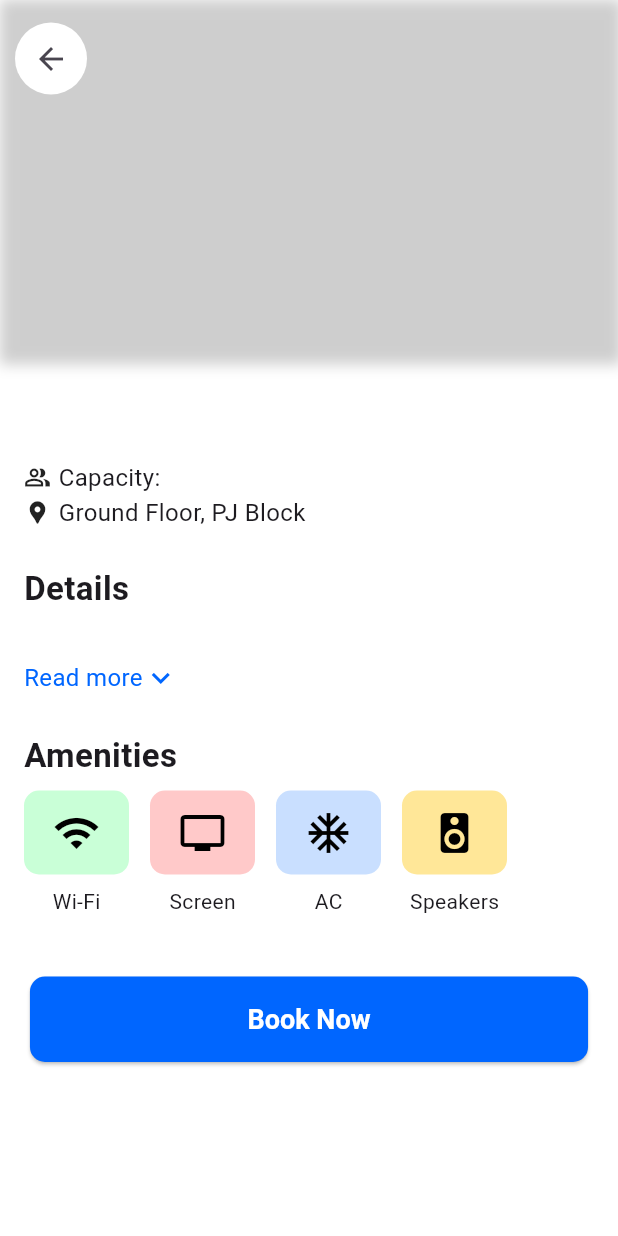
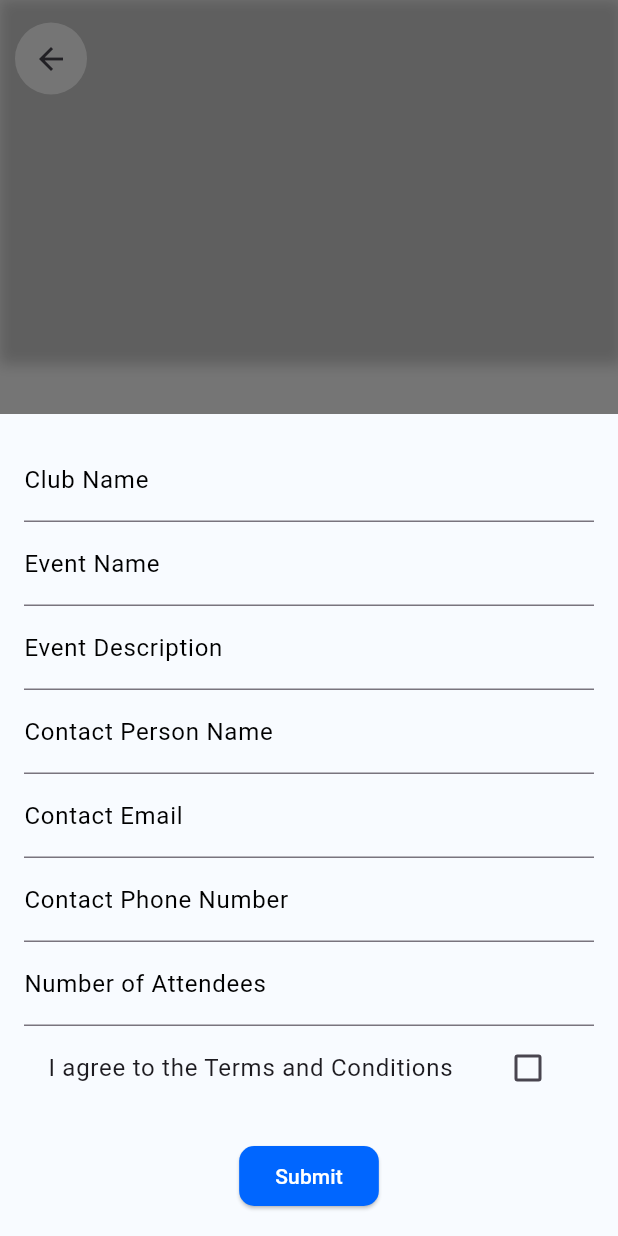
Before and after one commit to brijesh-0/CampusSpace, a Flutter app: the VenueDetailsPage screen opened directly with empty values, after a tap on "Book Now", on a phone screen of 412 x 824 dp. Run offline on Flutter 3.47's test engine with Material 3 defaults, Android fonts, the phone set to English and light mode, and no system bars; drawn by our look-alikes of carousel_slider, smooth_page_indicator; our stand-ins replace cloud_firestore, firebase_auth, firebase_core, google_fonts, google_sign_in; accounts and stored records are empty; network calls fail.

Commit message:
booking-form basic UI

```diff
--- a/lib/pages/venue_page.dart
+++ b/lib/pages/venue_page.dart
@@ -2,6 +2,7 @@ import 'package:flutter/material.dart';
 import 'package:carousel_slider/carousel_slider.dart';
 import 'package:smooth_page_indicator/smooth_page_indicator.dart';
 import 'package:campus_space/widgets/amenities_list.dart';
+import 'package:campus_space/widgets/Booking_Form.dart';
 
 class VenueDetailsPage extends StatefulWidget {
   final String venuename;
@@ -114,7 +115,23 @@ class VenueDetailsPageState extends State<VenueDetailsPage> {
                   Center(
                     child: ElevatedButton(
                       onPressed: () {
-                        // Handle booking action
+                        showModalBottomSheet(
+                          context: context,
+                          isScrollControlled:
+                              true, // To make sure the sheet takes full height
+                          shape: const RoundedRectangleBorder(
+                            borderRadius: BorderRadius.vertical(
+                                top: Radius.circular(25.0)),
+                          ),
+                          builder: (BuildContext context) {
+                            return Padding(
+                              padding: EdgeInsets.only(
+                                  bottom:
+                                      MediaQuery.of(context).viewInsets.bottom),
+                              child: BookingForm(),
+                            );
+                          },
+                        );
                       },
                       style: ElevatedButton.styleFrom(
                         backgroundColor: const Color(0xFF0066FF),
--- a/lib/utils/theme.dart
+++ b/lib/utils/theme.dart
@@ -4,10 +4,19 @@ import 'package:google_fonts/google_fonts.dart';
 class AppTheme {
   static ThemeData lightTheme = ThemeData(
       useMaterial3: true,
+      primaryColor: const Color(0xFF0066FF),
       brightness: Brightness.light,
+      inputDecorationTheme: const InputDecorationTheme(
+          focusedBorder: UnderlineInputBorder(
+            borderSide: BorderSide(color: Color(0xFF0066FF)),
+          ),
+          labelStyle: TextStyle(color: Colors.black),
+          floatingLabelStyle: TextStyle(color: Color(0xFF0066FF))),
       textTheme: TextTheme(
-          bodyMedium: GoogleFonts.roboto(fontSize: 16),
-          displayMedium: GoogleFonts.roboto(fontSize: 16)));
+        bodyMedium: GoogleFonts.roboto(fontSize: 16),
+        displayMedium: GoogleFonts.roboto(fontSize: 16),
+        labelMedium: GoogleFonts.roboto(fontSize: 14),
+      ));
   static ThemeData darkTheme = ThemeData(
       useMaterial3: true,
       brightness: Brightness.dark,
--- /dev/null
+++ b/lib/widgets/Booking_Form.dart
@@ -0,0 +1,173 @@
+import 'package:flutter/material.dart';
+
+class BookingForm extends StatefulWidget {
+  @override
+  _BookingFormState createState() => _BookingFormState();
+}
+
+class _BookingFormState extends State<BookingForm> {
+  final _formKey = GlobalKey<FormState>();
+  String? _clubName,
+      _eventName,
+      _eventDescription,
+      _contactPerson,
+      _contactEmail,
+      _contactPhone;
+  int? _numAttendees;
+  bool _agreedToTerms = false;
+  //calendar.EventDateTime? _selectedDateTime;
+
+  @override
+  Widget build(BuildContext context) {
+    return Container(
+      color: Color.fromARGB(255, 248, 251, 255),
+      padding: const EdgeInsets.all(16.0),
+      child: SingleChildScrollView(
+        child: Form(
+          key: _formKey,
+          child: Column(
+            mainAxisSize: MainAxisSize.min,
+            children: <Widget>[
+              TextFormField(
+                decoration: InputDecoration(labelText: 'Club Name'),
+                validator: (value) {
+                  if (value == null || value.isEmpty) {
+                    return 'Please enter the club name';
+                  }
+                  return null;
+                },
+                onSaved: (value) {
+                  _clubName = value;
+                },
+              ),
+              TextFormField(
+                decoration: InputDecoration(labelText: 'Event Name'),
+                validator: (value) {
+                  if (value == null || value.isEmpty) {
+                    return 'Please enter the event name';
+                  }
+                  return null;
+                },
+                onSaved: (value) {
+                  _eventName = value;
+                },
+              ),
+              TextFormField(
+                decoration: InputDecoration(labelText: 'Event Description'),
+                validator: (value) {
+                  if (value == null || value.isEmpty) {
+                    return 'Please enter the event description';
+                  }
+                  return null;
+                },
+                onSaved: (value) {
+                  _eventDescription = value;
+                },
+              ),
+              TextFormField(
+                decoration: InputDecoration(labelText: 'Contact Person Name'),
+                validator: (value) {
+                  if (value == null || value.isEmpty) {
+                    return 'Please enter the contact person name';
+                  }
+                  return null;
+                },
+                onSaved: (value) {
+                  _contactPerson = value;
+                },
+              ),
+              TextFormField(
+                decoration: InputDecoration(labelText: 'Contact Email'),
+                keyboardType: TextInputType.emailAddress,
+                validator: (value) {
+                  if (value == null || value.isEmpty) {
+                    return 'Please enter the contact email';
+                  }
+                  return null;
+                },
+                onSaved: (value) {
+                  _contactEmail = value;
+                },
+              ),
+              TextFormField(
+                decoration: InputDecoration(labelText: 'Contact Phone Number'),
+                keyboardType: TextInputType.phone,
+                validator: (value) {
+                  if (value == null || value.isEmpty) {
+                    return 'Please enter the contact phone number';
+                  }
+                  return null;
+                },
+                onSaved: (value) {
+                  _contactPhone = value;
+                },
+              ),
+              const Row(
+                children: [
+                  /*Expanded(
+                    child: TextFormField(
+                      readOnly: true,
+                      decoration: InputDecoration(
+                        labelText: _selectedDateTime == null
+                            ? 'Date and Time'
+                            : 'Date and Time: ${_selectedDateTime!.dateTime}',
+                      ),
+                      onTap: _selectDateTime,
+                      validator: (value) {
+                        if (_selectedDateTime == null) {
+                          return 'Please select the event date and time';
+                        }
+                        return null;
+                      },
+                    ),
+                  ),
+                  IconButton(
+                      icon: Icon(Icons.event),
+                      onPressed:  //_fetchAndShowEvents
+                      ),*/
+                ],
+              ),
+              TextFormField(
+                decoration: InputDecoration(labelText: 'Number of Attendees'),
+                keyboardType: TextInputType.number,
+                validator: (value) {
+                  if (value == null || value.isEmpty) {
+                    return 'Please enter the number of attendees';
+                  }
+                  return null;
+                },
+                onSaved: (value) {
+                  _numAttendees = int.tryParse(value ?? '');
+                },
+              ),
+              CheckboxListTile(
+                title: Text('I agree to the Terms and Conditions'),
+                activeColor: const Color(0xFF0066FF),
+                value: _agreedToTerms,
+                onChanged: (bool? value) {
+                  setState(() {
+                    _agreedToTerms = value ?? false;
+                  });
+                },
+              ),
+              SizedBox(height: 20),
+              ElevatedButton(
+                  style: ElevatedButton.styleFrom(
+                    backgroundColor: const Color(0xFF0066FF),
+                    shape: RoundedRectangleBorder(
+                      borderRadius: BorderRadius.circular(10.0),
+                    ),
+                  ),
+                  child: const Text(
+                    'Submit',
+                    style: TextStyle(color: Colors.white),
+                  ),
+                  onPressed: () {} //_submitBooking,
+                  ),
+            ],
+          ),
+        ),
+      ),
+    );
+  }
+}
```
Also changed, not shown: lib/pages/profile.dart (+7 -4 lines), lib/pages/sign_in_screen.dart (+10 -9 lines).
